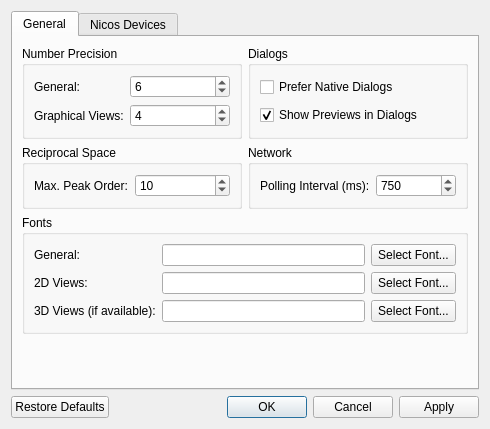
Old version of the form ui/settings.ui in the repository tweber-ill/frm_mirror-takin1.
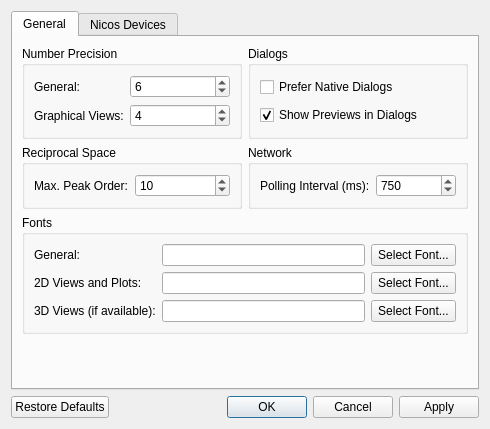
New version of the form.

Commit message: added plot font changing

Patch:
```diff
--- a/ui/settings.ui
+++ b/ui/settings.ui
@@ -191,7 +191,7 @@
              </sizepolicy>
             </property>
             <property name="text">
-             <string>2D Views:</string>
+             <string>2D Views and Plots:</string>
             </property>
            </widget>
           </item>
```
The commit also changes 2 other files.
